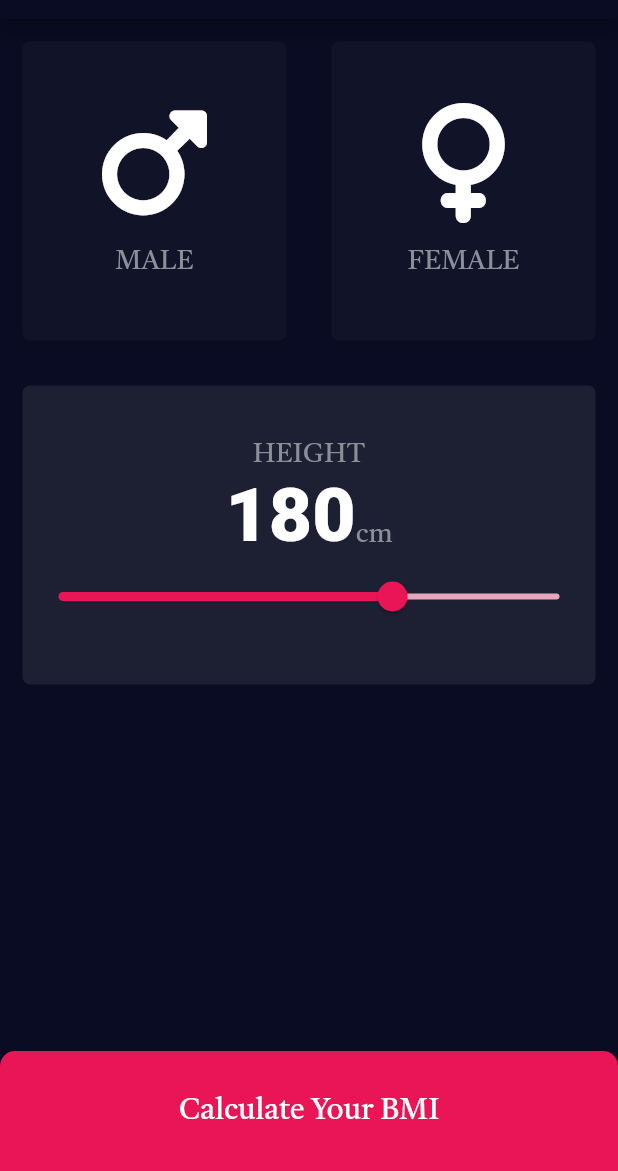
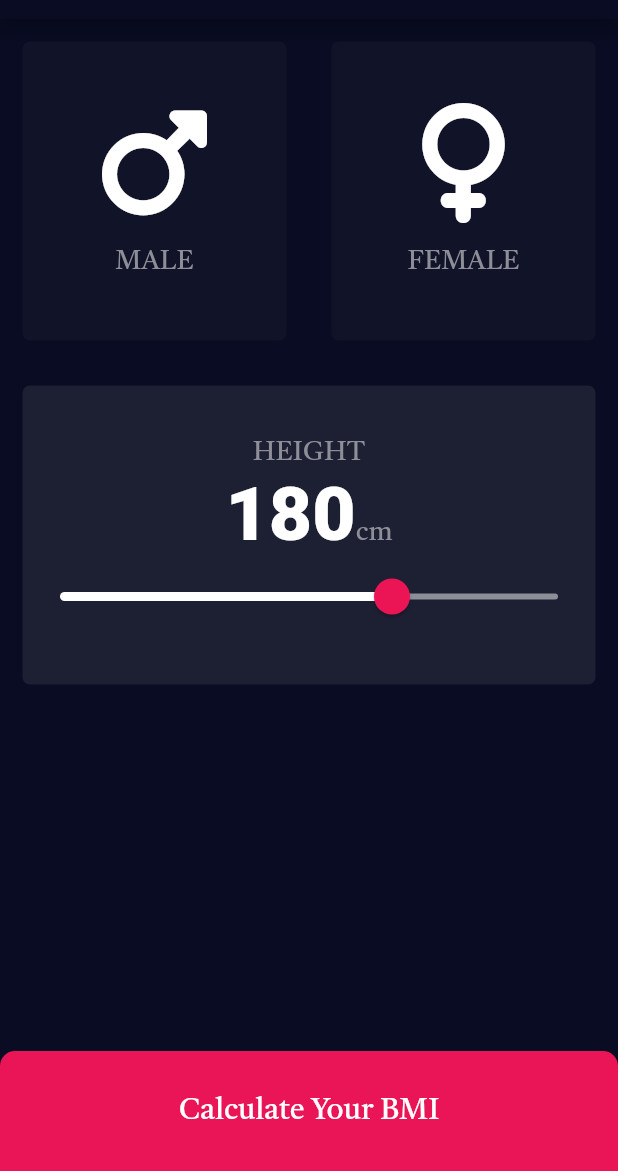
Before and after one commit to TranQuan289/BMI-Calculator, a Flutter app: the screen it shows after launch, on a phone screen of 412 x 824 dp, the part 65-1236 px from its top. Run offline on Flutter 3.47's test engine with Material 2 defaults, Android fonts, the phone set to English and light mode, and no system bars; our stand-ins replace font_awesome_flutter.

Commit message:
themeSlider

```diff
--- a/lib/input_page.dart
+++ b/lib/input_page.dart
@@ -82,17 +82,26 @@ class _InputPageState extends State<InputPage> {
                         )
                       ],
                     ),
-                    Slider(
+                    SliderTheme(
+                      data: SliderTheme.of(context).copyWith(
+                          inactiveTrackColor: Color(0xFF8D8E98),
+                          activeTrackColor: Colors.white,
+                          thumbColor: Color(0xFFEB1555),
+                          overlayColor: Color(0x29EB1555),
+                          thumbShape:
+                              RoundSliderThumbShape(enabledThumbRadius: 12.0),
+                          overlayShape:
+                              RoundSliderOverlayShape(overlayRadius: 25.0)),
+                      child: Slider(
                           value: height.toDouble(),
                           min: 100.0,
                           max: 220.0,
-                        activeColor: kColorBottomAndSlider,
-                        inactiveColor: kColorInSlider,
                           onChanged: (double valueSlider) {
                             setState(() {
                               height = valueSlider.toInt();
                             });
-                        })
+                          }),
+                    )
                   ],
                 ),
               ),
```
Lines whose indentation alone changed are shown as unchanged.
